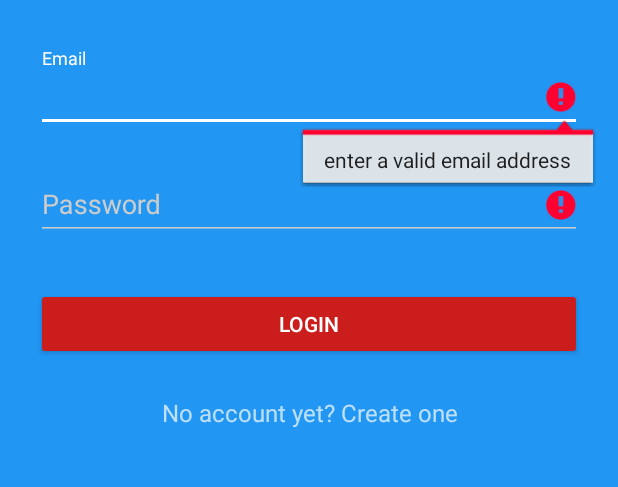
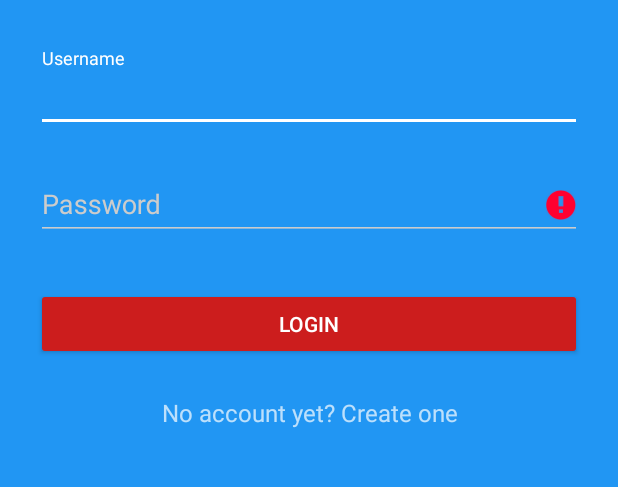
Before and after one commit to MineTheTag/Mine-the-tag, an Android app: the screen it shows after launch (LoginActivity), after a tap on "LOGIN", on a phone screen of 412 x 824 dp, the part 192-679 px from its top. Run offline under Robolectric (Android 15) with nearby library versions, the light colour scheme and no system bars; our stand-ins replace ButterKnife.

Commit message:
Mail to username

```diff
--- a/app/src/main/java/com/example/omair/minethetag/LoginActivity.java
+++ b/app/src/main/java/com/example/omair/minethetag/LoginActivity.java
@@ -2,10 +2,7 @@ package com.example.omair.minethetag;
 
 import android.Manifest;
 import android.app.ProgressDialog;
-import android.content.Context;
 import android.content.pm.PackageManager;
-import android.location.Location;
-import android.location.LocationManager;
 import android.os.Bundle;
 import android.support.v4.app.ActivityCompat;
 import android.support.v4.content.ContextCompat;
@@ -20,11 +17,10 @@ import android.widget.Toast;
 import butterknife.ButterKnife;
 import butterknife.InjectView;
 
-
 public class LoginActivity extends AppCompatActivity {
     private static final String TAG = "LoginActivity";
     private static final int REQUEST_SIGNUP = 0;
-    @InjectView(R.id.input_email) EditText _emailText;
+    @InjectView(R.id.input_username) EditText _usernameText;
     @InjectView(R.id.input_password) EditText _passwordText;
     @InjectView(R.id.btn_login) Button _loginButton;
     @InjectView(R.id.link_signup) TextView _signupLink;
@@ -124,10 +120,6 @@ public class LoginActivity extends AppCompatActivity {
         progressDialog.setMessage("Authenticating...");
         progressDialog.show();
 
-        /* Call new activity */
-        String email = _emailText.getText().toString();
-        String password = _passwordText.getText().toString();
-
         // TODO: Implement your own authentication logic here.
 
         new android.os.Handler().postDelayed(
@@ -176,16 +168,7 @@ public class LoginActivity extends AppCompatActivity {
 
     public boolean validate() {
         boolean valid = true;
-
-        String email = _emailText.getText().toString();
         String password = _passwordText.getText().toString();
-
-        if (email.isEmpty() || !android.util.Patterns.EMAIL_ADDRESS.matcher(email).matches()) {
-            _emailText.setError("enter a valid email address");
-            valid = false;
-        } else {
-            _emailText.setError(null);
-        }
 
         if (password.isEmpty() || password.length() < 4 || password.length() > 10) {
             _passwordText.setError("between 4 and 10 alphanumeric characters");
--- a/app/src/main/res/layout/activity_login.xml
+++ b/app/src/main/res/layout/activity_login.xml
@@ -25,13 +25,13 @@
             android:layout_marginTop="8dp"
             android:layout_marginBottom="8dp">
             <EditText
-                android:id="@+id/input_email"
+                android:id="@+id/input_username"
                 android:layout_width="match_parent"
                 android:layout_height="wrap_content"
 
-                android:inputType="textEmailAddress"
+                android:inputType="text"
 
-                android:hint="Email" />
+                android:hint="Username" />
         </android.support.design.widget.TextInputLayout>
 
         <!-- Password Label -->
```
